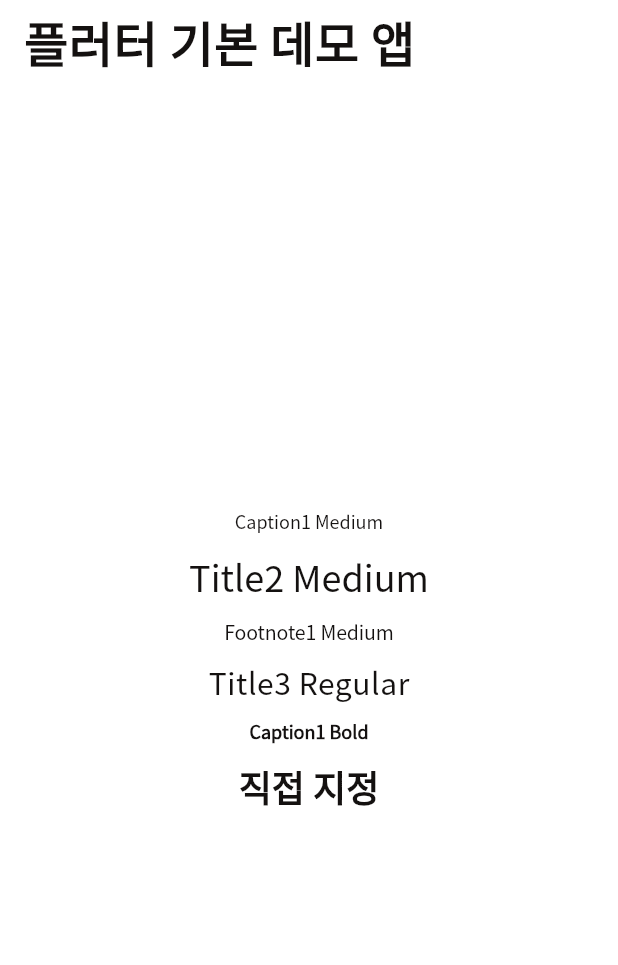
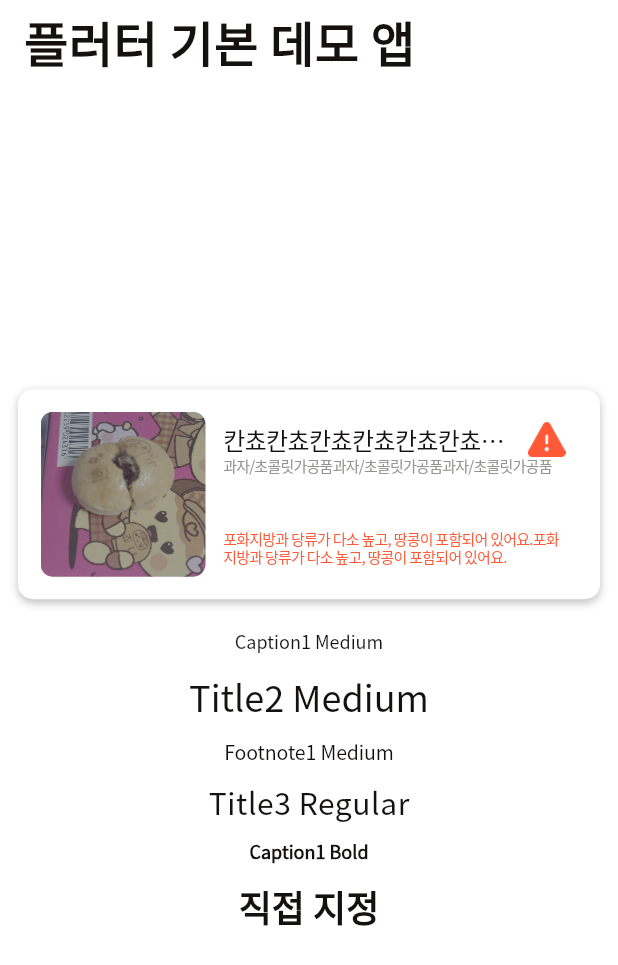
Before and after one commit to skku-sw-25f-capstone6/HealthyScanner, a Flutter app: the screen it shows after launch, on a phone screen of 412 x 824 dp. Shown: the top 965 px of the screen. Run offline on Flutter 3.47's test engine with Material 3 defaults, Android fonts, the light colour scheme and no system bars.

Commit message:
feat: 식품 성분 카드 컴포넌트 구현

```diff
--- /dev/null
+++ b/healthy_scanner/lib/foodcard.dart
@@ -0,0 +1,138 @@
+import 'package:flutter/material.dart';
+import 'package:healthy_scanner/theme/theme_extensions.dart';
+import 'package:healthy_scanner/theme/app_colors.dart';
+
+class FoodCard extends StatelessWidget {
+  final String title; // 예: "칸쵸"
+  final String category; // 예: "과자/초콜릿가공품"
+  final String message; // 예: "포화지방과 당류가..."
+  final String imageAsset; // 촬영한 식품 이미지
+  final String? warningAsset; // 빨간 경고 아이콘
+
+  final VoidCallback? onTap;
+
+  const FoodCard({
+    super.key,
+    required this.title,
+    required this.category,
+    required this.message,
+    required this.imageAsset,
+    this.warningAsset,
+    this.onTap,
+  });
+
+  @override
+  Widget build(BuildContext context) {
+    return Material(
+      color: Colors.transparent,
+      child: InkWell(
+        borderRadius: BorderRadius.circular(10),
+        onTap: onTap,
+        child: Container(
+          padding: const EdgeInsets.all(15),
+          decoration: BoxDecoration(
+            color: Colors.white,
+            borderRadius: BorderRadius.circular(10),
+            boxShadow: const [
+              BoxShadow(
+                color: Color(0x40000000), // 25% black
+                blurRadius: 4,
+                offset: Offset(0, 2),
+              ),
+            ],
+          ),
+          child: Row(
+            crossAxisAlignment: CrossAxisAlignment.start,
+            children: [
+              // 왼쪽 식품 이미지
+              ClipRRect(
+                borderRadius: BorderRadius.circular(8),
+                child: Image.asset(
+                  imageAsset,
+                  width: 110,
+                  height: 110,
+                  fit: BoxFit.cover,
+                ),
+              ),
+              const SizedBox(width: 12),
+
+              // 가운데 텍스트
+              Expanded(
+                child: Column(
+                  crossAxisAlignment: CrossAxisAlignment.start,
+                  children: [
+                    const SizedBox(height: 7),
+
+                    Row(
+                      mainAxisAlignment: MainAxisAlignment.start,
+                      children: [
+                        // 식품명
+                        Expanded(
+                          child: Text(
+                            title,
+                            style: context.bodyMedium.copyWith(
+                              color: AppColors.staticBlack,
+                            ),
+                            maxLines: 1,
+                            overflow: TextOverflow.ellipsis,
+                          ),
+                        ),
+
+                        const SizedBox(width: 8),
+
+                        // 경고 아이콘
+                        SizedBox(
+                          width: 25,
+                          height: 23,
+                          child: Image.asset(
+                            'assets/icons/ic_warning.png',
+                            width: 25,
+                            height: 23,
+                          ),
+                        ),
+                      ],
+                    ),
+
+                    // 카테고리
+                    Text(
+                      category,
+                      style: context.caption2Regular.copyWith(
+                        color: AppColors.stoneGray,
+                      ),
+                      maxLines: 1,
+                      overflow: TextOverflow.ellipsis,
+                    ),
+                    const SizedBox(height: 17),
+
+                    // 임시 SizedBox 자리에 신호등 컴포넌트 연결 필요
+                    const SizedBox(
+                      height: 15,
+                    ),
+
+                    const SizedBox(
+                      height: 5,
+                    ),
+
+                    // 분석 메시지
+                    Text(
+                      message,
+                      style: context.caption2Regular.copyWith(
+                        color: AppColors.mainRed,
+                      ),
+                      maxLines: 2,
+                      overflow: TextOverflow.ellipsis,
+                    ),
+
+                    const SizedBox(height: 4),
+                  ],
+                ),
+              ),
+
+              const SizedBox(width: 8),
+            ],
+          ),
+        ),
+      ),
+    );
+  }
+}
--- a/healthy_scanner/lib/main.dart
+++ b/healthy_scanner/lib/main.dart
@@ -1,6 +1,7 @@
 import 'package:flutter/material.dart';
 import 'package:healthy_scanner/theme/app_theme.dart';
 import 'package:healthy_scanner/theme/theme_extensions.dart';
+import 'package:healthy_scanner/foodcard.dart';
 
 void main() {
   runApp(const MyApp());
@@ -40,6 +41,20 @@ class _MyHomePageState extends State<MyHomePage> {
         child: Column(
           mainAxisAlignment: MainAxisAlignment.center,
           children: <Widget>[
+            SafeArea(
+              minimum: const EdgeInsets.fromLTRB(12, 0, 12, 20),
+              child: FoodCard(
+                title: '칸쵸칸쵸칸쵸칸쵸칸쵸칸쵸칸쵸칸쵸',
+                category: '과자/초콜릿가공품과자/초콜릿가공품과자/초콜릿가공품',
+                message:
+                    '포화지방과 당류가 다소 높고, 땅콩이 포함되어 있어요.포화지방과 당류가 다소 높고, 땅콩이 포함되어 있어요.',
+                imageAsset: 'assets/images/cancho.png',
+                warningAsset: 'assets/icons/ic_warning.png',
+                onTap: () {
+                  // 카드 눌렸을 때 액션 추가: 상세 페이지 등으로 이동
+                },
+              ),
+            ),
             Text(
               'Caption1 Medium',
               style: context.caption1Medium,
--- a/healthy_scanner/lib/theme/app_typography.dart
+++ b/healthy_scanner/lib/theme/app_typography.dart
@@ -20,7 +20,7 @@ TextStyle _base(double size, FontWeight weight, double lineHeightPx,
 class AppTextStyles {
   // Captions
   static final caption4Semibold = _base(8, FontWeight.w600, 14);
-  static final caption2Regular = _base(10, FontWeight.w400, 14);
+  static final caption2Regular = _base(10, FontWeight.w400, 12, letter: -0.5);
   static final caption2Bold = _base(10, FontWeight.w700, 12);
   static final caption1Regular = _base(12, FontWeight.w400, 16);
   static final caption1Medium = _base(12, FontWeight.w500, 16);
```
Also changed, not shown: healthy_scanner/assets/icons/ic_warning.png (added), healthy_scanner/assets/images/cancho.png (added).
